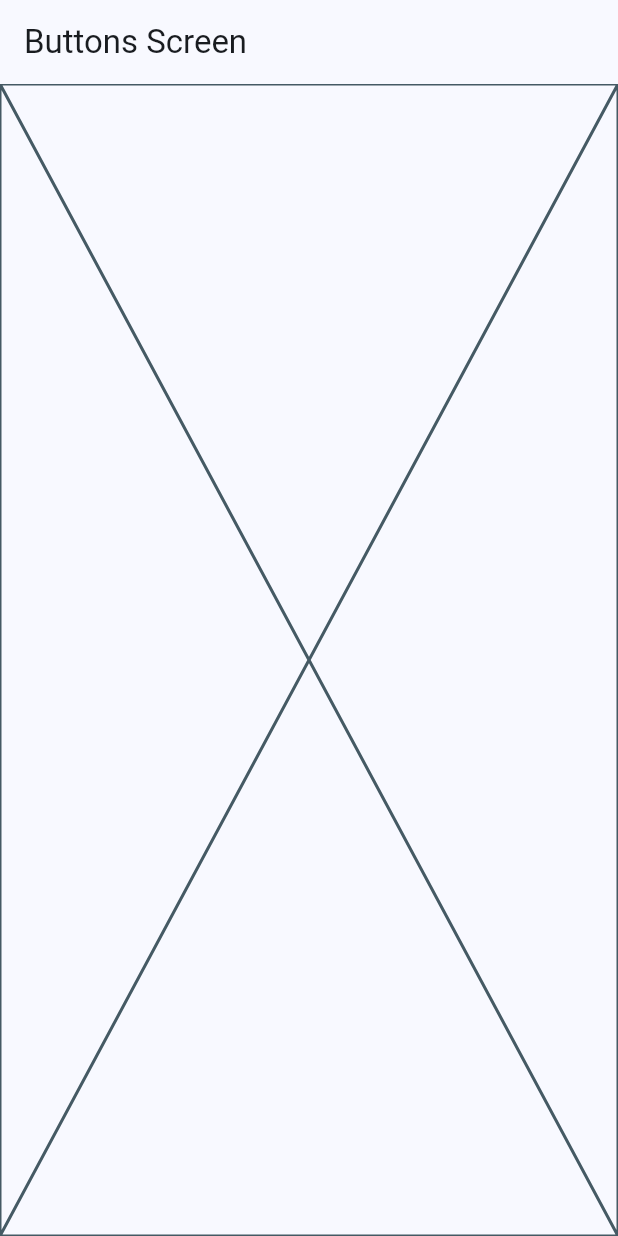
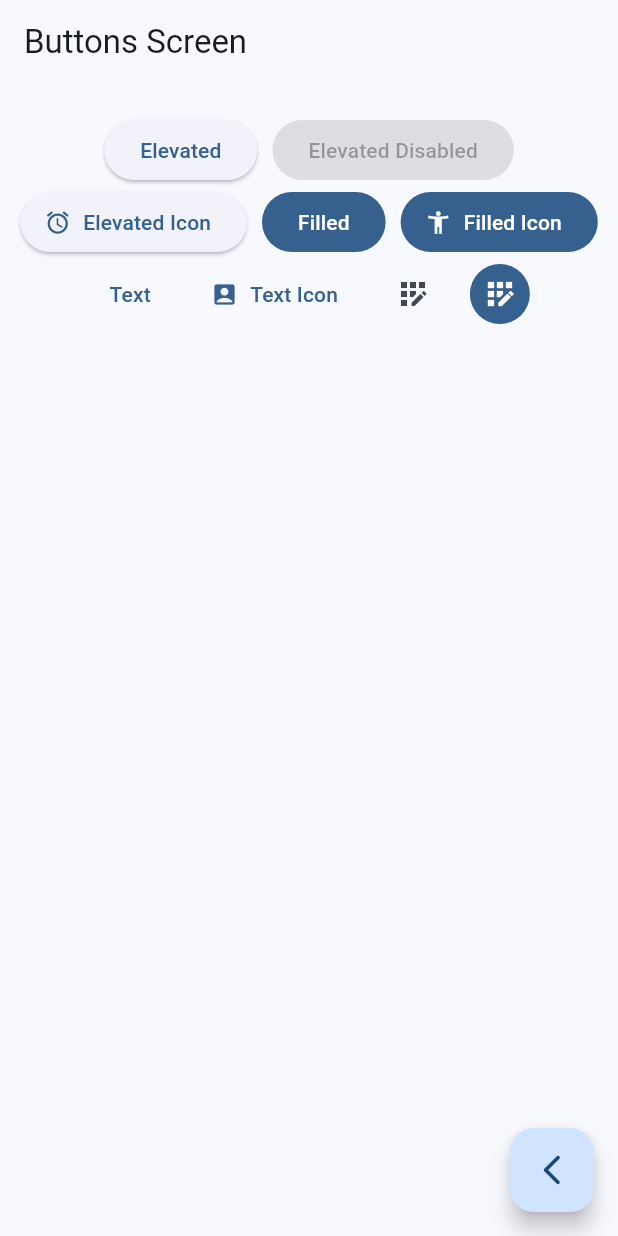
Before and after one commit to alanbarrera03/widgets_app, a Flutter app: the ButtonsScreen screen opened by its route, on a phone screen of 412 x 824 dp. Run offline on Flutter 3.47's test engine with Material 2 defaults, Android fonts, the phone set to English and light mode, and no system bars; our stand-ins replace go_router.

Commit message:
agregando botones

```diff
--- a/lib/presentation/screens/buttons/buttons_screen.dart
+++ b/lib/presentation/screens/buttons/buttons_screen.dart
@@ -1,4 +1,5 @@
 import 'package:flutter/material.dart';
+import 'package:go_router/go_router.dart';
 
 class ButtonsScreen extends StatelessWidget {
 
@@ -12,7 +13,74 @@ class ButtonsScreen extends StatelessWidget {
       appBar: AppBar(
         title: const Text('Buttons Screen'),
       ),
-      body: const Placeholder(),
+      body: const _ButtonsView(),
+      floatingActionButton: FloatingActionButton(
+        child: const Icon( Icons.arrow_back_ios_new_rounded ),
+        onPressed: (){
+
+          context.pop();
+
+        }
+      ),
     );
   }
 }
+
+class _ButtonsView extends StatelessWidget {
+
+  const _ButtonsView();
+
+  @override
+  Widget build(BuildContext context) {
+
+    final colors = Theme.of( context ).colorScheme;
+
+    return SizedBox(
+      width: double.infinity,
+      child: Padding(
+        padding: const EdgeInsets.symmetric( horizontal: 10, vertical: 20 ),
+        child: Wrap(
+          spacing: 10,
+          alignment: WrapAlignment.center,
+          children: [
+
+            ElevatedButton(onPressed: (){}, child: const Text( 'Elevated' ) ),
+            const ElevatedButton(onPressed: null, child: Text( 'Elevated Disabled' ) ),
+
+            ElevatedButton.icon(
+              onPressed: (){},
+              icon: const Icon( Icons.access_alarm_rounded ),
+              label: const Text( 'Elevated Icon' ) ),
+
+            FilledButton( onPressed: (){}, child: const Text( 'Filled' ) ),
+            FilledButton.icon(
+              onPressed: (){},
+              icon: const Icon( Icons.accessibility_new_outlined ),
+              label: const Text( 'Filled Icon' ) ),
+
+            TextButton( onPressed: (){}, child: const Text( 'Text' ) ),
+            TextButton.icon(
+              onPressed: (){},
+              icon: const Icon( Icons.account_box_rounded ),
+              label: const Text( 'Text Icon' ) ),
+
+            IconButton(
+              onPressed: (){},
+              icon: const Icon( Icons.app_registration_outlined ), ),
+
+            IconButton(
+              onPressed: (){},
+              icon: const Icon( Icons.app_registration_outlined ),
+              style: ButtonStyle(
+                backgroundColor: MaterialStatePropertyAll( colors.primary ),
+                iconColor: const MaterialStatePropertyAll( Colors.white ),
+              ),
+            ),
+
+          ],
+
+        ),
+      ),
+    );
+  }
+}
```
